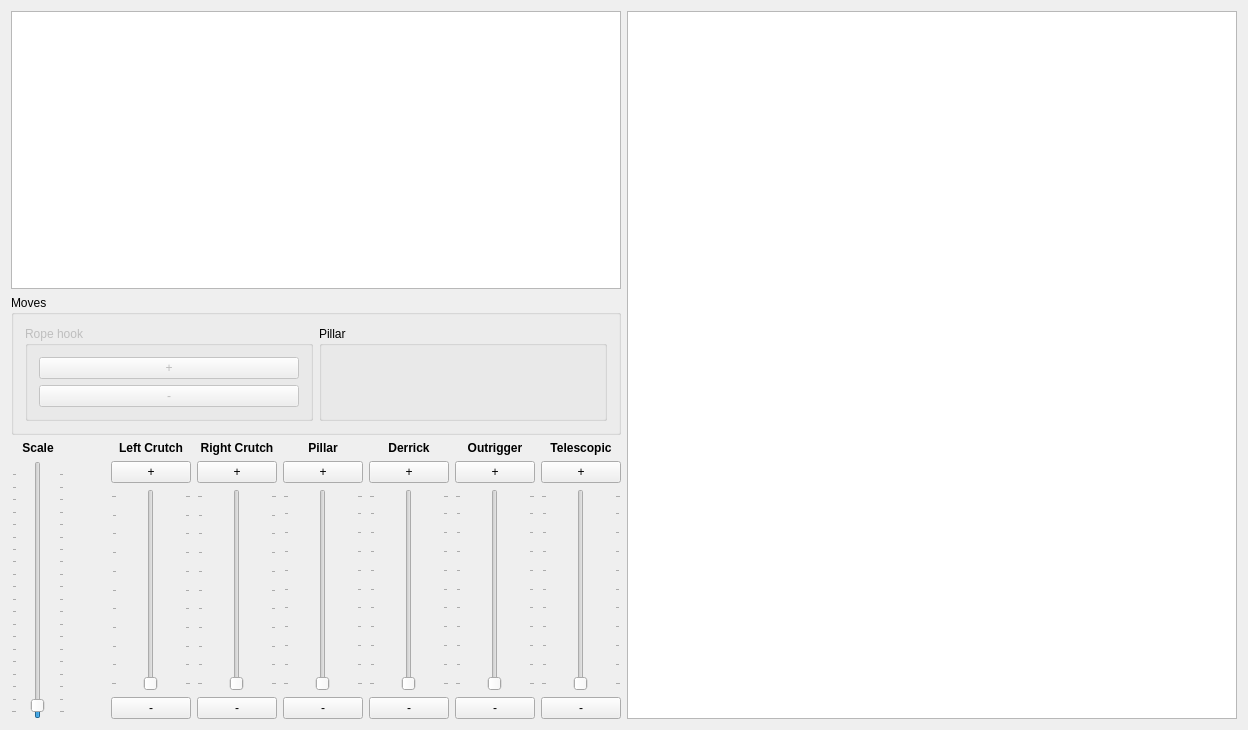
This is widget.ui in GRomR1/CraneEmulator as Qt 5 draws it before an edit. The edited form follows.
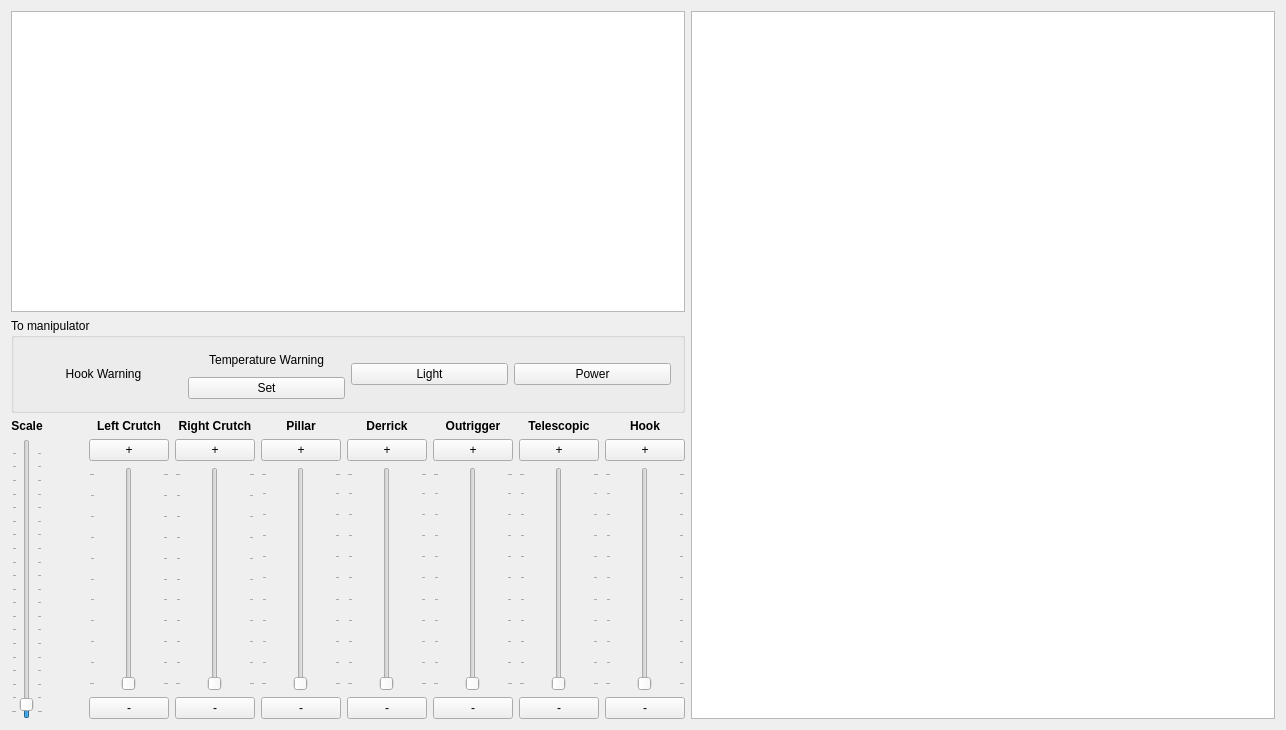
This is the edited form.

Patch:
```diff
--- a/widget.ui
+++ b/widget.ui
@@ -6,7 +6,7 @@
    <rect>
     <x>0</x>
     <y>0</y>
-    <width>1248</width>
+    <width>1286</width>
     <height>730</height>
    </rect>
   </property>
@@ -22,41 +22,55 @@
      <item>
       <widget class="QGroupBox" name="groupBox_4">
        <property name="title">
-        <string>Moves</string>
+        <string>To manipulator</string>
        </property>
        <layout class="QHBoxLayout" name="horizontalLayout_3">
         <item>
-         <widget class="QGroupBox" name="groupBox_5">
-          <property name="enabled">
-           <bool>false</bool>
+         <widget class="QPushButton" name="_pushButtonHookWarning">
+          <property name="text">
+           <string>Hook Warning</string>
           </property>
-          <property name="title">
-           <string>Rope hook</string>
+          <property name="flat">
+           <bool>true</bool>
           </property>
-          <layout class="QVBoxLayout" name="verticalLayout_4">
-           <item>
-            <widget class="QPushButton" name="_pushButtonRopeHookPlus">
-             <property name="text">
-              <string>+</string>
-             </property>
-            </widget>
-           </item>
-           <item>
-            <widget class="QPushButton" name="_pushButtonRopeHookMinus">
-             <property name="text">
-              <string>-</string>
-             </property>
-            </widget>
-           </item>
-          </layout>
          </widget>
         </item>
         <item>
-         <widget class="QGroupBox" name="groupBox">
-          <property name="title">
-           <string>Pillar</string>
+         <layout class="QVBoxLayout" name="verticalLayout_3">
+          <item>
+           <widget class="QPushButton" name="_pushButtonTemperatureWarning">
+            <property name="text">
+             <string>Temperature Warning</string>
+            </property>
+            <property name="flat">
+             <bool>true</bool>
+            </property>
+           </widget>
+          </item>
+          <item>
+           <widget class="QPushButton" name="_pushButtonSetTemperatureWarning">
+            <property name="text">
+             <string>Set</string>
+            </property>
+            <property name="checkable">
+             <bool>true</bool>
+            </property>
+           </widget>
+          </item>
+         </layout>
+        </item>
+        <item>
+         <widget class="QPushButton" name="_pushButtonLight">
+          <property name="text">
+           <string>Light</string>
           </property>
-          <layout class="QVBoxLayout" name="verticalLayout_3"/>
+         </widget>
+        </item>
+        <item>
+         <widget class="QPushButton" name="_pushButtonPower">
+          <property name="text">
+           <string>Power</string>
+          </property>
          </widget>
         </item>
        </layout>
@@ -431,6 +445,56 @@
          </item>
         </layout>
        </item>
+       <item>
+        <layout class="QVBoxLayout" name="verticalLayout_13">
+         <item>
+          <widget class="QLabel" name="label_8">
+           <property name="font">
+            <font>
+             <weight>75</weight>
+             <bold>true</bold>
+            </font>
+           </property>
+           <property name="text">
+            <string>Hook</string>
+           </property>
+           <property name="alignment">
+            <set>Qt::AlignCenter</set>
+           </property>
+          </widget>
+         </item>
+         <item>
+          <widget class="QPushButton" name="_pushButtonRopeHookPlus">
+           <property name="text">
+            <string>+</string>
+           </property>
+          </widget>
+         </item>
+         <item>
+          <widget class="QSlider" name="_verticalSliderRopeHook">
+           <property name="sizePolicy">
+            <sizepolicy hsizetype="Minimum" vsizetype="Expanding">
+             <horstretch>0</horstretch>
+             <verstretch>0</verstretch>
+            </sizepolicy>
+           </property>
+           <property name="orientation">
+            <enum>Qt::Vertical</enum>
+           </property>
+           <property name="tickPosition">
+            <enum>QSlider::TicksBothSides</enum>
+           </property>
+          </widget>
+         </item>
+         <item>
+          <widget class="QPushButton" name="_pushButtonRopeHookMinus">
+           <property name="text">
+            <string>-</string>
+           </property>
+          </widget>
+         </item>
+        </layout>
+       </item>
       </layout>
      </item>
     </layout>
```
